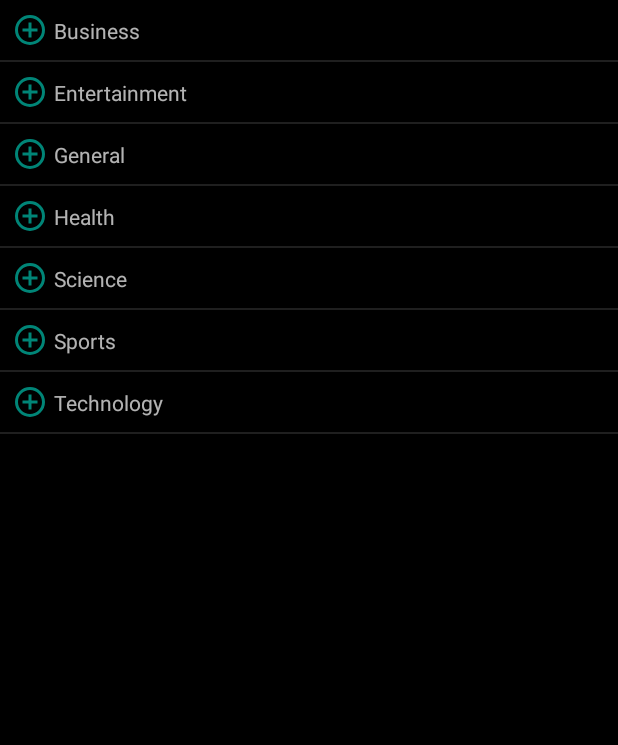
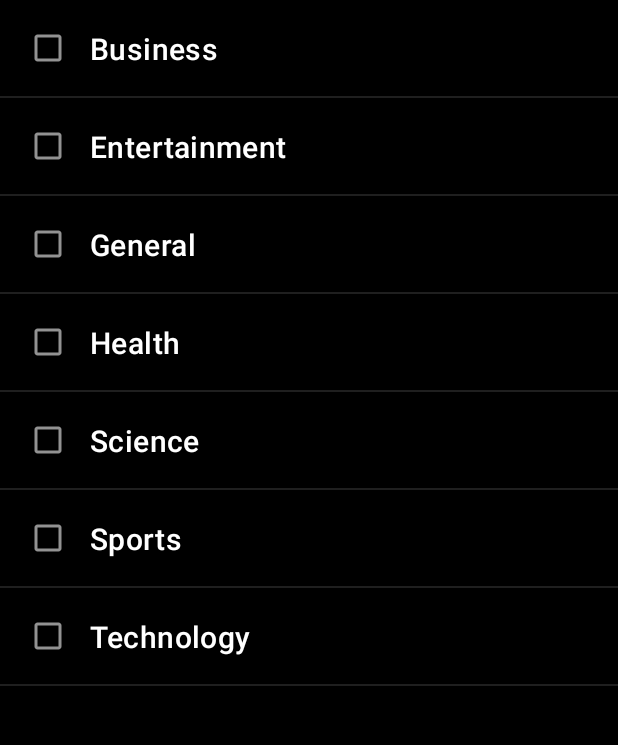
Before and after one commit to ThomasWilliamMarsh/My-News-Android, an Android app: the CategoryChoiceActivity screen opened directly, with no data from a screen before it, on a phone screen of 412 x 824 dp, the part 84-829 px from its top. Run offline under Robolectric (Android 15) with nearby library versions, the phone set to English and light mode, and no system bars; our stand-ins replace Dagger/Hilt's generated code, Room's generated code; pictures from the network do not load; 1 statement that could not run was skipped.

```diff
--- a/app/src/main/AndroidManifest.xml
+++ b/app/src/main/AndroidManifest.xml
@@ -11,7 +11,8 @@
             android:label="@string/app_name"
             android:roundIcon="@mipmap/ic_launcher_round"
             android:supportsRtl="true"
-            android:theme="@style/MyTheme.DayNight" tools:ignore="GoogleAppIndexingWarning">
+            android:theme="@style/MyTheme.DayNight"
+            tools:ignore="GoogleAppIndexingWarning">
         <activity android:name="info.tommarsh.presentation.ui.article.ArticlesActivity">
             <intent-filter>
                 <action android:name="android.intent.action.MAIN"/>
--- a/app/src/main/java/info/tommarsh/presentation/ui/categories/CategoryChoiceActivity.kt
+++ b/app/src/main/java/info/tommarsh/presentation/ui/categories/CategoryChoiceActivity.kt
@@ -28,6 +28,7 @@ class CategoryChoiceActivity : BaseActivity() {
         super.onCreate(savedInstanceState)
         activityGraph.inject(this)
         setContentView(R.layout.activity_category_choice)
+        observeNightMode()
         setUpViewModel()
         setUpUi()
     }
@@ -46,8 +47,8 @@ class CategoryChoiceActivity : BaseActivity() {
         adapter.submitList(categories)
     }
 
-    private fun onCategorySelected(category: CategoryViewModel) {
-        category.selected = !category.selected
+    private fun onCategorySelected(category: CategoryViewModel, selected: Boolean) {
+        category.selected = selected
         viewModel.updateCategory(category)
     }
 }
--- a/app/src/main/java/info/tommarsh/presentation/ui/categories/adapter/CategoryChoiceAdapter.kt
+++ b/app/src/main/java/info/tommarsh/presentation/ui/categories/adapter/CategoryChoiceAdapter.kt
@@ -6,7 +6,7 @@ import info.tommarsh.core.extensions.getDiffUtilItemCallback
 import info.tommarsh.presentation.model.CategoryViewModel
 import info.tommarsh.presentation.ui.categories.adapter.viewholder.CategoryChoiceViewholder
 
-class CategoryChoiceAdapter(private val onClick: (category: CategoryViewModel) -> Unit) :
+class CategoryChoiceAdapter(private val onClick: (category: CategoryViewModel, selected: Boolean) -> Unit) :
     ListAdapter<CategoryViewModel, CategoryChoiceViewholder>(callback) {
 
     companion object {
--- a/app/src/main/java/info/tommarsh/presentation/ui/categories/adapter/viewholder/CategoryChoiceViewholder.kt
+++ b/app/src/main/java/info/tommarsh/presentation/ui/categories/adapter/viewholder/CategoryChoiceViewholder.kt
@@ -1,7 +1,6 @@
 package info.tommarsh.presentation.ui.categories.adapter.viewholder
 
 import android.view.ViewGroup
-import androidx.core.content.ContextCompat
 import androidx.recyclerview.widget.RecyclerView
 import info.tommarsh.core.extensions.inflate
 import info.tommarsh.presentation.R
@@ -10,20 +9,13 @@ import kotlinx.android.synthetic.main.item_category_choice.view.*
 
 class CategoryChoiceViewholder(
     parent: ViewGroup,
-    private val onClick: (category: CategoryViewModel) -> Unit
+    private val onClick: (category: CategoryViewModel, selected: Boolean) -> Unit
 ) :
     RecyclerView.ViewHolder(parent.inflate(R.layout.item_category_choice)) {
 
     fun bind(category: CategoryViewModel) = with(itemView) {
         category_choice_name.text = category.name
-        category_choice_image.setImageDrawable(getIcon(category.selected))
-        category_choice_root.setOnClickListener { _ -> onClick(category) }
+        category_choice_checkbox.isChecked = category.selected
+        category_choice_checkbox.setOnCheckedChangeListener { _, selected -> onClick(category, selected) }
     }
-
-    private fun getIcon(selected: Boolean) =
-        ContextCompat.getDrawable(
-            itemView.context,
-            if (selected) R.drawable.ic_minus_circle_outline
-            else R.drawable.ic_plus_circle_outline
-        )
 }
--- a/app/src/main/java/info/tommarsh/presentation/ui/common/BaseActivity.kt
+++ b/app/src/main/java/info/tommarsh/presentation/ui/common/BaseActivity.kt
@@ -1,13 +1,26 @@
 package info.tommarsh.presentation.ui.common
 
 import androidx.appcompat.app.AppCompatActivity
+import androidx.lifecycle.observe
+import info.tommarsh.data.PreferencesRepository
 import info.tommarsh.presentation.NewsApp.Companion.applicationGraph
+import javax.inject.Inject
 
 abstract class BaseActivity : AppCompatActivity() {
+
+    @Inject
+    protected lateinit var sharedPreferencesRepository: PreferencesRepository
 
     protected val activityGraph by lazy {
         applicationGraph(this)
             .activityComponent
             .create(this)
     }
+
+    protected fun observeNightMode() {
+        sharedPreferencesRepository.observeNightModeChanges().observe(this) { nightMode ->
+            delegate.localNightMode = nightMode
+            invalidateOptionsMenu()
+        }
+    }
 }
--- a/app/src/main/java/info/tommarsh/presentation/ui/search/SearchActivity.kt
+++ b/app/src/main/java/info/tommarsh/presentation/ui/search/SearchActivity.kt
@@ -23,7 +23,7 @@ class SearchActivity : BaseActivity() {
     private val adapter = SearchAdapter()
 
     @Inject
-    protected lateinit var factory: ViewModelFactory
+    lateinit var factory: ViewModelFactory
 
     private val viewModel: SearchViewModel by lazy {
         ViewModelProviders.of(this, factory).get(SearchViewModel::class.java)
@@ -33,6 +33,7 @@ class SearchActivity : BaseActivity() {
         super.onCreate(savedInstanceState)
         activityGraph.inject(this)
         setContentView(R.layout.activity_search)
+        observeNightMode()
         setSupportActionBar(search_toolbar)
         setUpViewModel()
         setUpRecyclerView()
--- a/app/src/main/res/layout/item_category_choice.xml
+++ b/app/src/main/res/layout/item_category_choice.xml
@@ -12,11 +12,10 @@
         android:background="?attr/selectableItemBackground"
         android:padding="@dimen/normal_padding">
 
-    <androidx.appcompat.widget.AppCompatImageView
-            android:id="@+id/category_choice_image"
+    <com.google.android.material.checkbox.MaterialCheckBox
+            android:id="@+id/category_choice_checkbox"
             android:layout_width="wrap_content"
             android:layout_height="wrap_content"
-            android:src="@drawable/ic_plus_circle_outline"
             android:contentDescription="@string/add_choice"
             app:layout_constraintStart_toStartOf="parent"
             app:layout_constraintTop_toTopOf="parent"
@@ -27,9 +26,10 @@
             android:layout_width="wrap_content"
             android:layout_height="wrap_content"
             android:gravity="center_vertical"
+            android:textAppearance="@style/TextAppearance.MaterialComponents.Headline6"
             android:layout_marginStart="@dimen/small_margin"
             tools:text="Brexit"
-            app:layout_constraintStart_toEndOf="@id/category_choice_image"
+            app:layout_constraintStart_toEndOf="@id/category_choice_checkbox"
             app:layout_constraintEnd_toEndOf="parent"
             app:layout_constraintTop_toTopOf="parent"
             app:layout_constraintBottom_toBottomOf="parent"
--- a/build.gradle
+++ b/build.gradle
@@ -14,7 +14,6 @@ buildscript {
 
 allprojects {
     repositories {
-        maven { url 'https://oss.sonatype.org/content/repositories/snapshots' }
         google()
         jcenter()
     }
@@ -49,7 +48,7 @@ ext {
     ktxVersion = "1.0.0-alpha3"
 
     //Network
-    retrofitVersion = "2.5.1-SNAPSHOT"
+    retrofitVersion = "2.6.0"
     gsonVersion = "2.8.5"
     jUnitVersion = "4.12"
     mockitoKotlinVersion = "2.1.0"
```
Also changed, not shown: app/src/main/java/info/tommarsh/presentation/ui/article/ArticlesActivity.kt (+2 -12 lines), app/src/main/java/info/tommarsh/presentation/ui/article/top/TopNewsFragment.kt (+2 -5 lines), app/src/main/res/menu/top_news_menu.xml (+4 -5 lines), app/src/main/res/menu/videos_menu.xml (+4 -5 lines).
